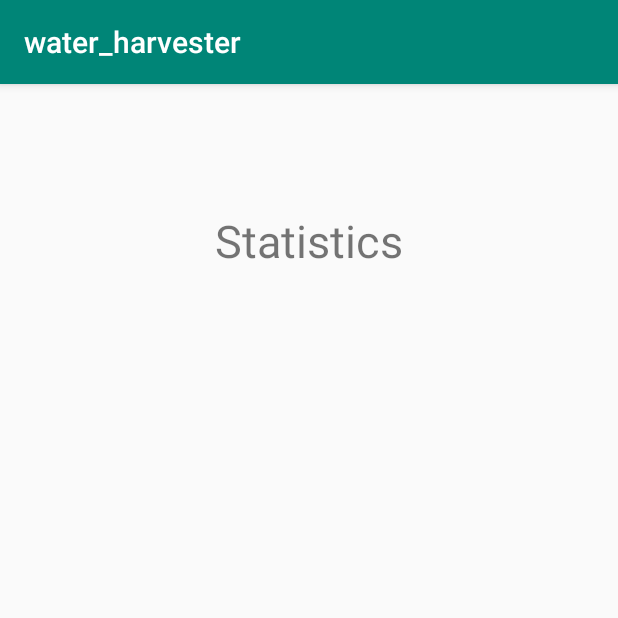
After one commit to Robertds17/Project-water-harvester, an Android app: the StatisticsActivity screen opened directly, with no data from a screen before it, on a phone screen of 412 x 824 dp, the top half of it. The commit adds this screen. Run offline under Robolectric (Android 15) with nearby library versions, the phone set to English and light mode, and no system bars.

Commit message:
added activities

```diff
--- a/android/app/src/main/AndroidManifest.xml
+++ b/android/app/src/main/AndroidManifest.xml
@@ -9,6 +9,9 @@
         android:roundIcon="@mipmap/ic_launcher_round"
         android:supportsRtl="true"
         android:theme="@style/AppTheme">
+        <activity android:name=".PointsActivity"></activity>
+        <activity android:name=".ControlPanelActivity" />
+        <activity android:name=".StatisticsActivity" />
         <activity android:name=".MainActivity">
             <intent-filter>
                 <action android:name="android.intent.action.MAIN" />
--- a/android/app/src/main/java/com/example/water_harvester/MainActivity.java
+++ b/android/app/src/main/java/com/example/water_harvester/MainActivity.java
@@ -4,7 +4,6 @@
 import androidx.appcompat.app.AppCompatActivity;
 
 import android.os.Bundle;
-import android.provider.ContactsContract;
 import android.util.Log;
 import android.widget.TextView;
 
--- /dev/null
+++ b/android/app/src/main/java/com/example/water_harvester/StatisticsActivity.java
@@ -0,0 +1,16 @@
+package com.example.water_harvester;
+
+import androidx.appcompat.app.AppCompatActivity;
+
+import android.os.Bundle;
+
+public class StatisticsActivity extends AppCompatActivity {
+
+    @Override
+    protected void onCreate(Bundle savedInstanceState) {
+        super.onCreate(savedInstanceState);
+        setContentView(R.layout.activity_statistics);
+
+        String title = "Statistics";
+    }
+}
--- /dev/null
+++ b/android/app/src/main/res/layout/activity_statistics.xml
@@ -0,0 +1,23 @@
+<?xml version="1.0" encoding="utf-8"?>
+<androidx.constraintlayout.widget.ConstraintLayout xmlns:android="http://schemas.android.com/apk/res/android"
+    xmlns:app="http://schemas.android.com/apk/res-auto"
+    xmlns:tools="http://schemas.android.com/tools"
+    android:layout_width="match_parent"
+    android:layout_height="match_parent"
+    tools:context=".StatisticsActivity">
+
+    <TextView
+        android:id="@+id/textView"
+        android:layout_width="wrap_content"
+        android:layout_height="wrap_content"
+        android:layout_marginStart="173dp"
+        android:layout_marginTop="70dp"
+        android:layout_marginEnd="173dp"
+        android:layout_marginBottom="630dp"
+        android:text="@string/statistics_title"
+        android:textSize="30sp"
+        app:layout_constraintBottom_toBottomOf="parent"
+        app:layout_constraintEnd_toEndOf="parent"
+        app:layout_constraintStart_toStartOf="parent"
+        app:layout_constraintTop_toTopOf="parent" />
+</androidx.constraintlayout.widget.ConstraintLayout>
--- a/android/app/src/main/res/values/strings.xml
+++ b/android/app/src/main/res/values/strings.xml
@@ -1,3 +1,4 @@
 <resources>
     <string name="app_name">water_harvester</string>
+    <string name="statistics_title">Statistics</string>
 </resources>
```
Also changed, not shown: android/app/src/main/java/com/example/water_harvester/ControlPanelActivity.java (added, +14 -0 lines), android/app/src/main/java/com/example/water_harvester/PointsActivity.java (added, +14 -0 lines), android/app/src/main/res/layout/activity_control_panel.xml (added, +9 -0 lines), android/app/src/main/res/layout/activity_points.xml (added, +9 -0 lines).
